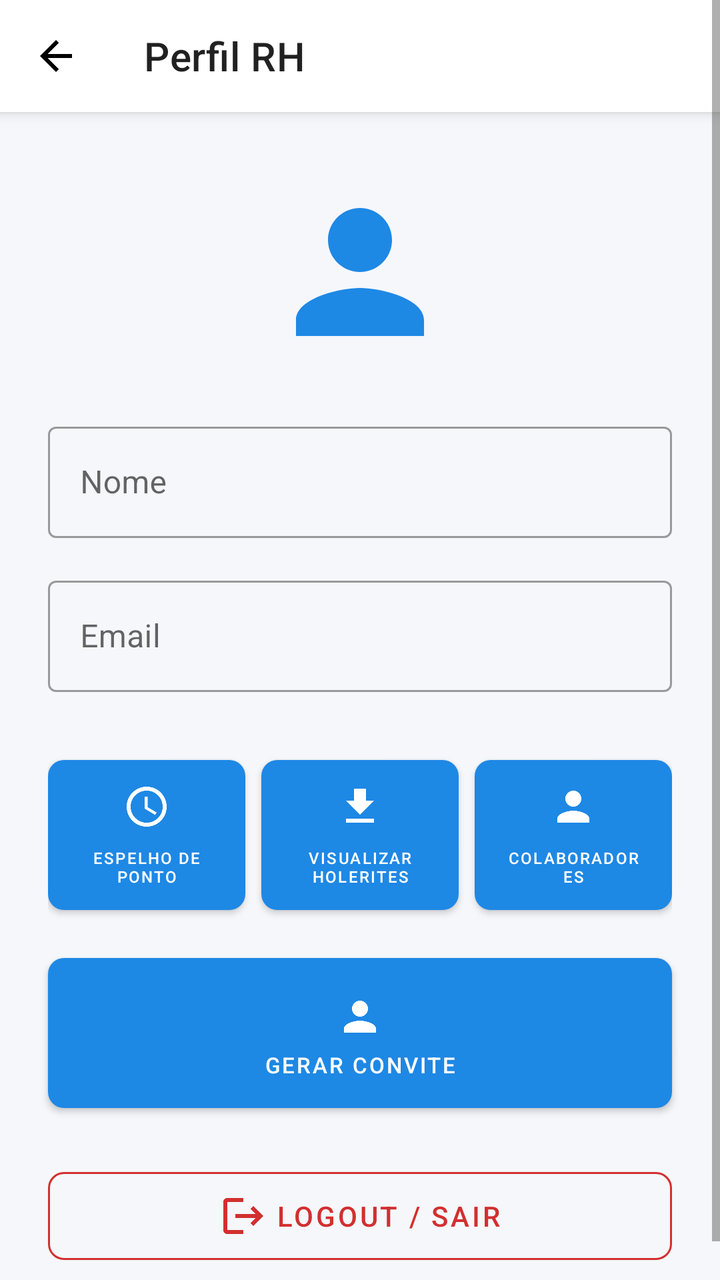
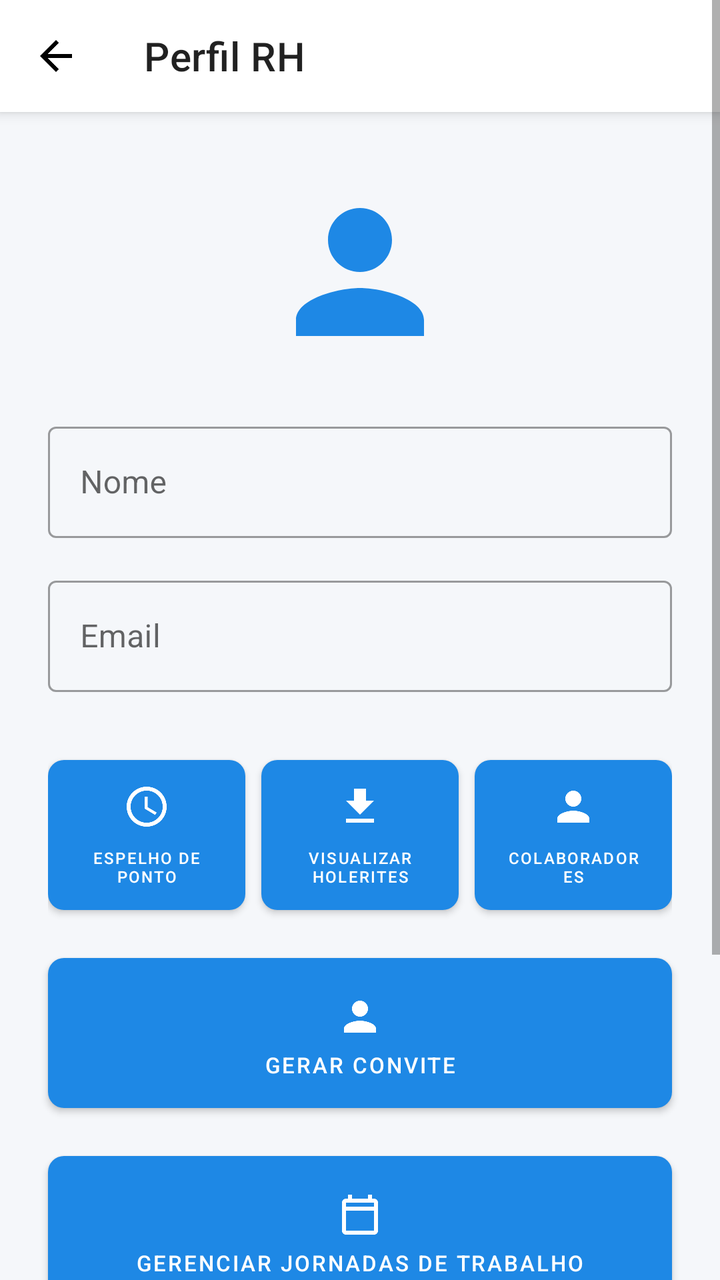

Compare the two renders of this Android layout. The source of the first and the diff that turns it into the second are given below.
<!-- AndroidManifest.xml: application theme Theme.EasyClock -->
<!-- res/layout/activity_perfil_rh.xml -->
<?xml version="1.0" encoding="utf-8"?>
<ScrollView xmlns:android="http://schemas.android.com/apk/res/android"
    xmlns:app="http://schemas.android.com/apk/res-auto"
    android:layout_width="match_parent"
    android:layout_height="match_parent"
    android:fillViewport="true"
    android:background="@color/background">

    <androidx.constraintlayout.widget.ConstraintLayout
        android:layout_width="match_parent"
        android:layout_height="wrap_content"
        android:paddingBottom="24dp">

        <com.google.android.material.appbar.MaterialToolbar
            android:id="@+id/toolbarPerfilRh"
            android:layout_width="match_parent"
            android:layout_height="?attr/actionBarSize"
            android:background="@color/surface"
            android:elevation="4dp"
            app:navigationIcon="@drawable/ic_arrow_back"
            app:title="Perfil RH"
            app:layout_constraintTop_toTopOf="parent" />

        <ImageView
            android:id="@+id/ivAvatarRh"
            android:layout_width="96dp"
            android:layout_height="96dp"
            android:layout_marginTop="32dp"
            android:src="@drawable/ic_person"
            android:contentDescription="@string/perfil"
            app:tint="@color/primary"
            app:layout_constraintTop_toBottomOf="@id/toolbarPerfilRh"
            app:layout_constraintStart_toStartOf="parent"
            app:layout_constraintEnd_toEndOf="parent" />

        <com.google.android.material.textfield.TextInputLayout
            android:id="@+id/tilNomePerfilRh"
            style="@style/Widget.MaterialComponents.TextInputLayout.OutlinedBox"
            android:layout_width="0dp"
            android:layout_height="wrap_content"
            android:layout_marginHorizontal="24dp"
            android:layout_marginTop="24dp"
            android:hint="@string/nome"
            app:layout_constraintTop_toBottomOf="@id/ivAvatarRh"
            app:layout_constraintStart_toStartOf="parent"
            app:layout_constraintEnd_toEndOf="parent">

            <com.google.android.material.textfield.TextInputEditText
                android:id="@+id/etNomePerfilRh"
                android:layout_width="match_parent"
                android:layout_height="wrap_content" />
        </com.google.android.material.textfield.TextInputLayout>

        <com.google.android.material.textfield.TextInputLayout
            android:id="@+id/tilEmailPerfilRh"
            style="@style/Widget.MaterialComponents.TextInputLayout.OutlinedBox"
            android:layout_width="0dp"
            android:layout_height="wrap_content"
            android:layout_marginHorizontal="24dp"
            android:layout_marginTop="16dp"
            android:hint="@string/email"
            app:layout_constraintTop_toBottomOf="@id/tilNomePerfilRh"
            app:layout_constraintStart_toStartOf="parent"
            app:layout_constraintEnd_toEndOf="parent">

            <com.google.android.material.textfield.TextInputEditText
                android:id="@+id/etEmailPerfilRh"
                android:layout_width="match_parent"
                android:layout_height="wrap_content" />
        </com.google.android.material.textfield.TextInputLayout>

        
        <LinearLayout
            android:id="@+id/layoutAcoesPerfilRh"
            android:layout_width="0dp"
            android:layout_height="wrap_content"
            android:layout_marginHorizontal="24dp"
            android:layout_marginTop="28dp"
            android:orientation="horizontal"
            app:layout_constraintEnd_toEndOf="parent"
            app:layout_constraintStart_toStartOf="parent"
            app:layout_constraintTop_toBottomOf="@id/tilEmailPerfilRh">

            <com.google.android.material.button.MaterialButton
                android:id="@+id/btnEspelhoPontoRh"
                android:layout_width="0dp"
                android:layout_height="87dp"
                android:layout_marginEnd="4dp"
                android:layout_weight="1"
                android:text="@string/espelho_de_ponto"
                android:textSize="8sp"
                app:cornerRadius="8dp"
                app:icon="@drawable/ic_clock"
                app:iconGravity="textTop" />

            <com.google.android.material.button.MaterialButton
                android:id="@+id/btnVisualizarHoleritesRh"
                android:layout_width="0dp"
                android:layout_height="87dp"
                android:layout_marginHorizontal="4dp"
                android:layout_weight="1"
                android:text="@string/visualizar_holerites"
                android:textSize="8sp"
                app:cornerRadius="8dp"
                app:icon="@drawable/ic_download"
                app:iconGravity="textTop" />

            <com.google.android.material.button.MaterialButton
                android:id="@+id/btnVerTodosColaboradores"
                android:layout_width="0dp"
                android:layout_height="87dp"
                android:layout_marginStart="4dp"
                android:layout_weight="1"
                android:text="@string/colaboradores"
                android:textSize="8sp"
                app:cornerRadius="8dp"
                app:icon="@drawable/ic_person"
                app:iconGravity="textTop" />
        </LinearLayout>

        <com.google.android.material.button.MaterialButton
            android:id="@+id/btnGerarConviteRh"
            android:layout_width="0dp"
            android:layout_height="87dp"
            android:layout_marginHorizontal="24dp"
            android:layout_marginTop="12dp"
            android:text="@string/gerar_convite"
            android:textSize="11sp"
            app:cornerRadius="8dp"
            app:icon="@drawable/ic_person"
            app:iconGravity="textTop"
            app:layout_constraintTop_toBottomOf="@id/layoutAcoesPerfilRh"
            app:layout_constraintStart_toStartOf="parent"
            app:layout_constraintEnd_toEndOf="parent" />

        <com.google.android.material.button.MaterialButton
            android:id="@+id/btnLogoutRh"
            style="@style/Widget.MaterialComponents.Button.OutlinedButton"
            android:layout_width="0dp"
            android:layout_height="56dp"
            android:layout_marginHorizontal="24dp"
            android:layout_marginTop="20dp"
            android:text="@string/logout"
            android:textColor="@color/button_danger"
            app:strokeColor="@color/button_danger"
            app:cornerRadius="8dp"
            app:icon="@drawable/ic_logout"
            app:iconTint="@color/button_danger"
            app:iconGravity="textStart"
            app:layout_constraintTop_toBottomOf="@id/btnGerarConviteRh"
            app:layout_constraintStart_toStartOf="parent"
            app:layout_constraintEnd_toEndOf="parent" />

    </androidx.constraintlayout.widget.ConstraintLayout>
</ScrollView>
<!-- resources referenced by this layout -->
<resources>
  <color name="background">#F5F7FA</color>
  <color name="button_danger">#D32F2F</color>
  <color name="primary">#1E88E5</color>
  <color name="surface">#FFFFFF</color>
  <!-- drawable ic_arrow_back (drawable) -->
  <?xml version="1.0" encoding="utf-8"?>
  <vector xmlns:android="http://schemas.android.com/apk/res/android"
      android:width="24dp"
      android:height="24dp"
      android:viewportWidth="24"
      android:viewportHeight="24">
    <path
        android:fillColor="#FF000000"
        android:pathData="M20,11H7.83l5.59,-5.59L12,4l-8,8 8,8 1.41,-1.41L7.83,13H20v-2z"/>
  </vector>
  <!-- drawable ic_clock (drawable) -->
  <?xml version="1.0" encoding="utf-8"?>
  <vector xmlns:android="http://schemas.android.com/apk/res/android"
      android:width="24dp"
      android:height="24dp"
      android:viewportWidth="24"
      android:viewportHeight="24">
    <path
        android:fillColor="#FF000000"
        android:pathData="M11.99,2C6.47,2 2,6.48 2,12s4.47,10 9.99,10C17.52,22 22,17.52 22,12S17.52,2 11.99,2zM12,20c-4.42,0 -8,-3.58 -8,-8s3.58,-8 8,-8 8,3.58 8,8 -3.58,8 -8,8zM12.5,7H11v6l5.25,3.15 0.75,-1.23 -4.5,-2.67z"/>
  </vector>
  <!-- drawable ic_download (drawable) -->
  <?xml version="1.0" encoding="utf-8"?>
  <vector xmlns:android="http://schemas.android.com/apk/res/android"
      android:width="24dp"
      android:height="24dp"
      android:viewportWidth="24"
      android:viewportHeight="24">
    <path
        android:fillColor="#FF000000"
        android:pathData="M19,9h-4V3H9v6H5l7,7 7,-7zM5,18v2h14v-2H5z"/>
  </vector>
  <!-- drawable ic_logout (drawable) -->
  <?xml version="1.0" encoding="utf-8"?>
  <vector xmlns:android="http://schemas.android.com/apk/res/android"
      android:width="24dp"
      android:height="24dp"
      android:viewportWidth="24"
      android:viewportHeight="24">
    <path
        android:fillColor="#FF000000"
        android:pathData="M17,7l-1.41,1.41L18.17,11H8v2h10.17l-2.58,2.58L17,17l5,-5zM4,5h8V3H4c-1.1,0 -2,0.9 -2,2v14c0,1.1 0.9,2 2,2h8v-2H4V5z"/>
  </vector>
  <!-- drawable ic_person (drawable) -->
  <?xml version="1.0" encoding="utf-8"?>
  <vector xmlns:android="http://schemas.android.com/apk/res/android"
      android:width="24dp"
      android:height="24dp"
      android:viewportWidth="24"
      android:viewportHeight="24">
    <path
        android:fillColor="#FF000000"
        android:pathData="M12,12c2.21,0 4,-1.79 4,-4s-1.79,-4 -4,-4 -4,1.79 -4,4 1.79,4 4,4zM12,14c-2.67,0 -8,1.34 -8,4v2h16v-2c0,-2.66 -5.33,-4 -8,-4z"/>
  </vector>
  <string name="colaboradores">Colaboradores</string>
  <string name="email">Email</string>
  <string name="espelho_de_ponto">Espelho de Ponto</string>
  <string name="gerar_convite">Gerar Convite</string>
  <string name="logout">Logout / Sair</string>
  <string name="nome">Nome</string>
  <string name="perfil">Perfil</string>
  <string name="visualizar_holerites">Visualizar Holerites</string>
  <color name="primary_dark">#1565C0</color>
  <color name="accent">#26A69A</color>
  <!-- unchanged entries left out for length: 1 -->
</resources>

<!-- the commit's change to res/layout/activity_perfil_rh.xml (unified diff, before → after) -->
@@ -134,6 +134,36 @@
             app:layout_constraintEnd_toEndOf="parent" />
 
         <com.google.android.material.button.MaterialButton
+            android:id="@+id/btnGerenciarJornadas"
+            android:layout_width="0dp"
+            android:layout_height="87dp"
+            android:layout_marginHorizontal="24dp"
+            android:layout_marginTop="12dp"
+            android:text="@string/gerenciar_jornadas"
+            android:textSize="11sp"
+            app:cornerRadius="8dp"
+            app:icon="@drawable/ic_calendar"
+            app:iconGravity="textTop"
+            app:layout_constraintTop_toBottomOf="@id/btnGerarConviteRh"
+            app:layout_constraintStart_toStartOf="parent"
+            app:layout_constraintEnd_toEndOf="parent" />
+
+        <com.google.android.material.button.MaterialButton
+            android:id="@+id/btnConsultarPontosRh"
+            android:layout_width="0dp"
+            android:layout_height="87dp"
+            android:layout_marginHorizontal="24dp"
+            android:layout_marginTop="12dp"
+            android:text="Consultar Pontos"
+            android:textSize="11sp"
+            app:cornerRadius="8dp"
+            app:icon="@drawable/ic_clock"
+            app:iconGravity="textTop"
+            app:layout_constraintTop_toBottomOf="@id/btnGerenciarJornadas"
+            app:layout_constraintStart_toStartOf="parent"
+            app:layout_constraintEnd_toEndOf="parent" />
+
+        <com.google.android.material.button.MaterialButton
             android:id="@+id/btnLogoutRh"
             style="@style/Widget.MaterialComponents.Button.OutlinedButton"
             android:layout_width="0dp"
@@ -147,7 +177,7 @@
             app:icon="@drawable/ic_logout"
             app:iconTint="@color/button_danger"
             app:iconGravity="textStart"
-            app:layout_constraintTop_toBottomOf="@id/btnGerarConviteRh"
+            app:layout_constraintTop_toBottomOf="@id/btnConsultarPontosRh"
             app:layout_constraintStart_toStartOf="parent"
             app:layout_constraintEnd_toEndOf="parent" />
 
<!-- resource entries referenced after the edit -->
@@ -14,6 +14,17 @@
     <path
         android:fillColor="#FF000000"
         android:pathData="M20,11H7.83l5.59,-5.59L12,4l-8,8 8,8 1.41,-1.41L7.83,13H20v-2z"/>
+  </vector>
+  <!-- drawable ic_calendar (drawable) -->
+  <?xml version="1.0" encoding="utf-8"?>
+  <vector xmlns:android="http://schemas.android.com/apk/res/android"
+      android:width="24dp"
+      android:height="24dp"
+      android:viewportWidth="24"
+      android:viewportHeight="24">
+    <path
+        android:fillColor="#FF000000"
+        android:pathData="M19,4h-1V2h-2v2H8V2H6v2H5c-1.11,0 -1.99,0.9 -1.99,2L3,20c0,1.1 0.89,2 2,2h14c1.1,0 2,-0.9 2,-2V6c0,-1.1 -0.9,-2 -2,-2zM19,20H5V10h14v10zM19,8H5V6h14v2z"/>
   </vector>
   <!-- drawable ic_clock (drawable) -->
   <?xml version="1.0" encoding="utf-8"?>
@@ -63,6 +74,7 @@
   <string name="email">Email</string>
   <string name="espelho_de_ponto">Espelho de Ponto</string>
   <string name="gerar_convite">Gerar Convite</string>
+  <string name="gerenciar_jornadas">Gerenciar Jornadas de Trabalho</string>
   <string name="logout">Logout / Sair</string>
   <string name="nome">Nome</string>
   <string name="perfil">Perfil</string>
